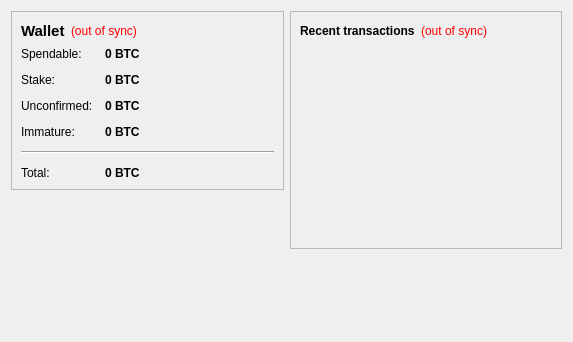
Old version of the form src/qt/forms/overviewpage.ui in the repository blockxplorer/blockxplorer.
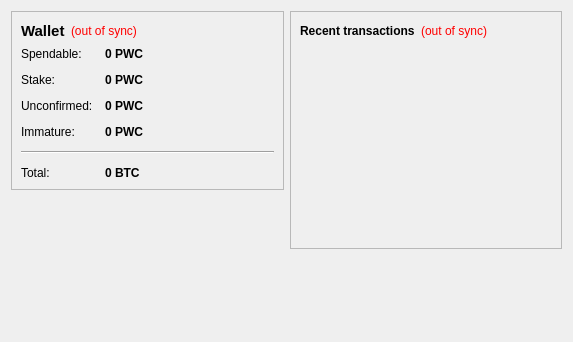
New version of the form.

Patch:
```diff
--- a/src/qt/forms/overviewpage.ui
+++ b/src/qt/forms/overviewpage.ui
@@ -105,7 +105,7 @@
              <string>Your current spendable balance</string>
             </property>
             <property name="text">
-             <string notr="true">0 BTC</string>
+             <string notr="true">0 PWC</string>
             </property>
             <property name="textInteractionFlags">
              <set>Qt::LinksAccessibleByMouse|Qt::TextSelectableByKeyboard|Qt::TextSelectableByMouse</set>
@@ -134,7 +134,7 @@
              <string>Total of coins that was staked, and do not yet count toward the current balance</string>
             </property>
             <property name="text">
-             <string notr="true">0 BTC</string>
+             <string notr="true">0 PWC</string>
             </property>
             <property name="textInteractionFlags">
              <set>Qt::LinksAccessibleByMouse|Qt::TextSelectableByKeyboard|Qt::TextSelectableByMouse</set>
@@ -163,7 +163,7 @@
              <string>Total of transactions that have yet to be confirmed, and do not yet count toward the current balance</string>
             </property>
             <property name="text">
-             <string notr="true">0 BTC</string>
+             <string notr="true">0 PWC</string>
             </property>
             <property name="textInteractionFlags">
              <set>Qt::LinksAccessibleByMouse|Qt::TextSelectableByKeyboard|Qt::TextSelectableByMouse</set>
@@ -189,7 +189,7 @@
              <string>Mined balance that has not yet matured</string>
             </property>
             <property name="text">
-             <string notr="true">0 BTC</string>
+             <string notr="true">0 PWC</string>
             </property>
             <property name="textInteractionFlags">
              <set>Qt::LinksAccessibleByMouse|Qt::TextSelectableByKeyboard|Qt::TextSelectableByMouse</set>
```
Left out of the diff: 4 changed lines with no effect on the pictures.
